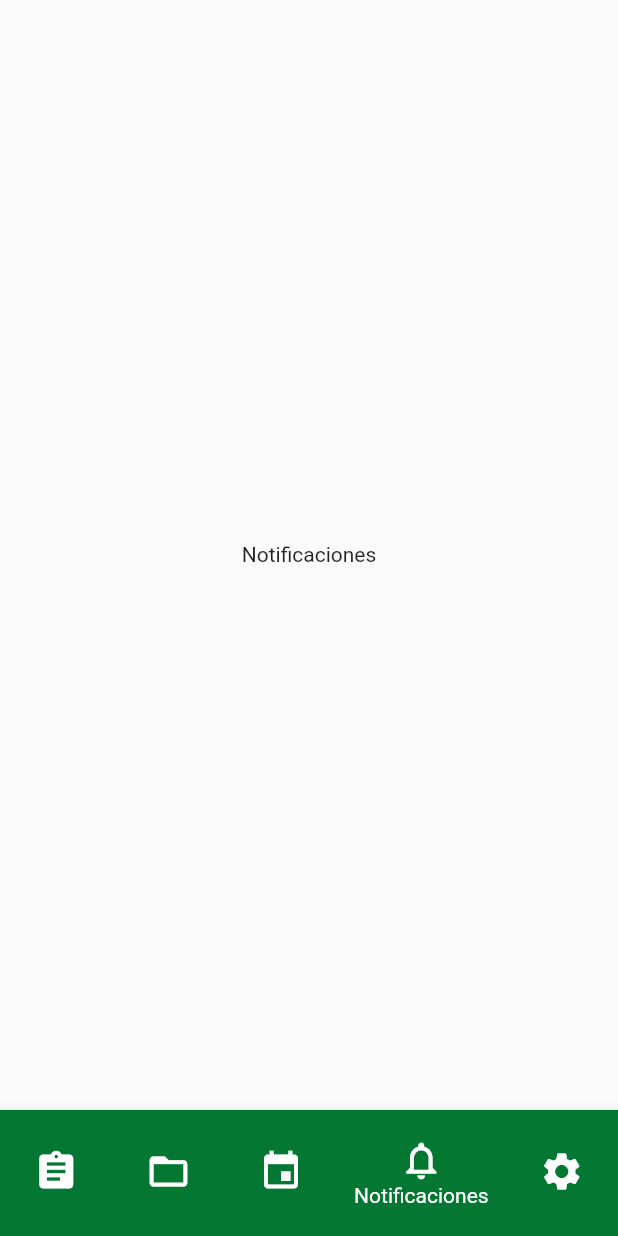
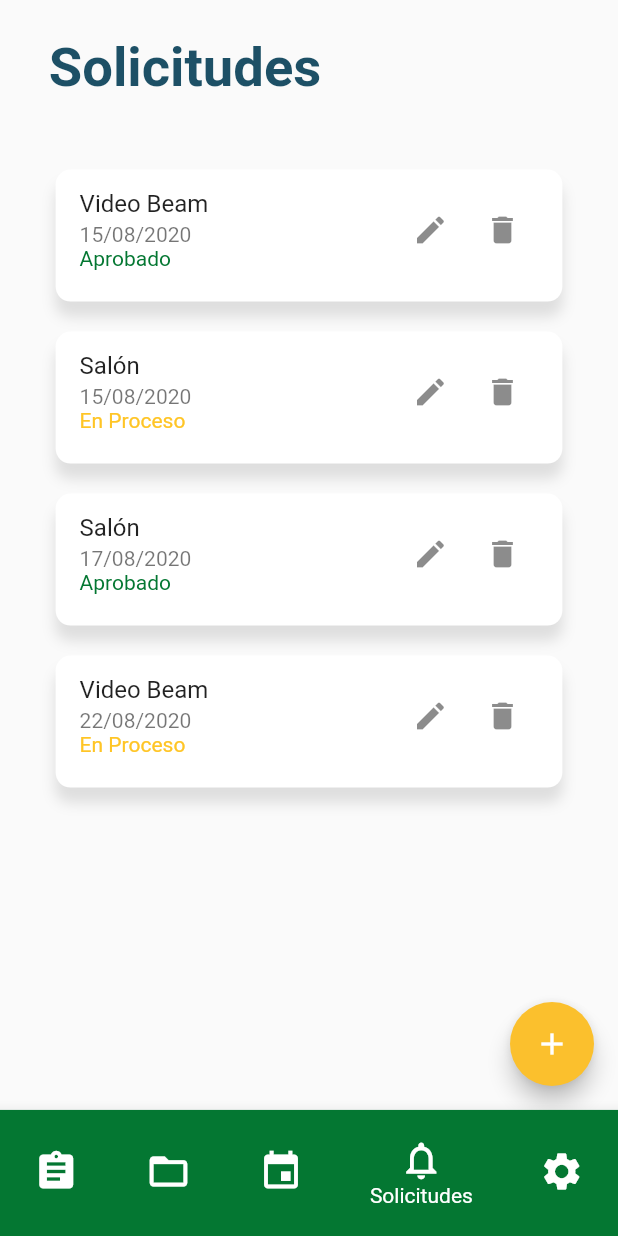
Before and after one commit to 3METS/UCABdemicsMobile, a Flutter app: the Navigation screen opened directly, item 4 of the bottom bar chosen, on a phone screen of 412 x 824 dp. Run offline on Flutter 3.47's test engine with Material 2 defaults, Android fonts, the phone set to English and light mode, and no system bars.

Commit message:
Agregando la pantalla de Solicitudes

```diff
--- a/ucabdemicsmobile/lib/Views/MainMenu/main_menu_page.dart
+++ b/ucabdemicsmobile/lib/Views/MainMenu/main_menu_page.dart
@@ -53,11 +53,12 @@ class _MainmenupageState extends State<Mainmenupage> {
   Widget build(BuildContext context) {
     return Scaffold(
       body: ListView(
+        padding: EdgeInsets.all(MediaQuery.of(context).size.width*0.02),
         children: <Widget>[
           ListTile(
             title: Text(
               'Planes de Clase',
-              textScaleFactor: 1.8,
+              textScaleFactor: MediaQuery.of(context).size.width*0.0055,
               style: TextStyle(
                 color: Color(0xFF1D5066),
                 fontWeight: FontWeight.bold
--- a/ucabdemicsmobile/lib/Views/NewTest/firststep.dart
+++ b/ucabdemicsmobile/lib/Views/NewTest/firststep.dart
@@ -39,7 +39,7 @@ class _FirstStepState extends State<FirstStep> {
       child: Column(
         children: <Widget>[
           Text("Información Básica", style: TextStyle(fontSize: 16.0,fontWeight: FontWeight.bold),),
-          SizedBox(height: 20.0,),
+          SizedBox(height: 25.0,),
           SingleChildScrollView(
             scrollDirection: Axis.vertical,
             child: Column(
--- a/ucabdemicsmobile/lib/Views/NewTest/newtest_page.dart
+++ b/ucabdemicsmobile/lib/Views/NewTest/newtest_page.dart
@@ -85,7 +85,7 @@ class _NewTestPageState extends State<NewTestPage> {
                   style: TextStyle(fontSize: 15.0, fontWeight: FontWeight.bold),
                 ),
               ),
-              SizedBox(width: 107,),
+              SizedBox(width: MediaQuery.of(context).size.width * 0.54,),
               FlatButton(
                 shape: RoundedRectangleBorder(borderRadius: BorderRadius.circular(15.0)),
                 color: myGreen[4],
--- /dev/null
+++ b/ucabdemicsmobile/lib/Views/Solicitude/solicitudeTile.dart
@@ -0,0 +1,50 @@
+import 'package:flutter/material.dart';
+import 'package:ucabdemicsmobile/sources/Constants/constats.dart';
+
+Text selectState(int option){
+  if( option == 1)
+    return Text('Aprobado', style: TextStyle(color: myGreen),);
+  else
+    return Text('En Proceso', style: TextStyle(color: myYellow[3]),);
+}
+
+Widget solicitude( String solicitudeTitle, String date, int state) {
+  return Container(
+    decoration: BoxDecoration(
+      color: Colors.white,
+      borderRadius: BorderRadius.only(
+        topLeft: Radius.circular(10),
+          topRight: Radius.circular(10),
+          bottomLeft: Radius.circular(10),
+          bottomRight: Radius.circular(10)
+      ),
+      boxShadow: [
+        BoxShadow(
+          color: Colors.grey.withOpacity(0.3),
+          spreadRadius: 0.001,
+          blurRadius: 7,
+          offset: Offset(0, 10), // changes position of shadow
+        ),
+      ],
+    ),
+    child: ListTile(
+      contentPadding: EdgeInsets.symmetric(horizontal: 16.0),
+      title: Text(solicitudeTitle),
+      subtitle: Column(
+        crossAxisAlignment: CrossAxisAlignment.start,
+        children: <Widget>[
+          Text(date),
+          selectState(state)
+        ],
+      ),
+      isThreeLine: true,
+      trailing: Row(
+        mainAxisSize: MainAxisSize.min,
+        children: <Widget>[
+          IconButton(icon: Icon(Icons.edit), onPressed: (){},),
+          IconButton(icon: Icon(Icons.delete), onPressed: (){},),
+        ],
+      ),
+    ),
+  );
+}
--- /dev/null
+++ b/ucabdemicsmobile/lib/Views/Solicitude/solicitude_page.dart
@@ -0,0 +1,59 @@
+import 'package:flutter/material.dart';
+import 'package:ucabdemicsmobile/Views/Solicitude/new_solicitude_page.dart';
+import 'package:ucabdemicsmobile/Views/Solicitude/solicitudeTile.dart';
+import 'package:ucabdemicsmobile/sources/Constants/constats.dart';
+
+class SolicitudePage extends StatefulWidget {
+  SolicitudePage({Key key}) : super(key: key);
+
+  @override
+  _SolicitudePageState createState() => _SolicitudePageState();
+}
+
+class _SolicitudePageState extends State<SolicitudePage> {
+  @override
+  Widget build(BuildContext context) {
+    return Scaffold(
+      body: ListView(
+        padding: EdgeInsets.all(MediaQuery.of(context).size.width*0.04),
+        children: <Widget>[
+          ListTile(
+            title: Text(
+              'Solicitudes',
+              textScaleFactor: MediaQuery.of(context).size.width*0.0055,
+              style: TextStyle(
+                color: Color(0xFF1D5066),
+                fontWeight: FontWeight.bold
+              ),
+            ),
+          ),
+          ListView(
+            padding: EdgeInsets.all(MediaQuery.of(context).size.width*0.05),
+            shrinkWrap: true,
+            children: <Widget>[
+              SizedBox(height: 20.0),
+              solicitude('Video Beam', '15/08/2020', 1),
+              SizedBox(height: 20.0),
+              solicitude('Salón', '15/08/2020', 2),
+              SizedBox(height: 20.0),
+              solicitude('Salón', '17/08/2020', 1),
+              SizedBox(height: 20.0),
+              solicitude('Video Beam', '22/08/2020', 2),
+              SizedBox(height: 20.0),
+            ],
+          )
+        ],
+      ),
+      floatingActionButton: FloatingActionButton(
+        child: Icon(Icons.add),
+        onPressed: (){
+          final route = MaterialPageRoute(
+                builder: ( context ) => NewSolicitudePage()
+              );
+              Navigator.push(context, route);
+        },
+        backgroundColor: Colors.yellow[700],
+      ),
+    );
+  }
+}
--- a/ucabdemicsmobile/lib/main.dart
+++ b/ucabdemicsmobile/lib/main.dart
@@ -1,7 +1,6 @@
 import 'package:flutter/material.dart';
 
 import 'package:ucabdemicsmobile/Views/Login/login_page.dart';
-//import 'Views/Login/login_page.dart';
 import 'sources/Components/navigation_bar.dart';
 
 void main() => runApp(MyApp());
--- a/ucabdemicsmobile/lib/sources/Components/navigation_bar.dart
+++ b/ucabdemicsmobile/lib/sources/Components/navigation_bar.dart
@@ -1,4 +1,5 @@
 import 'package:flutter/material.dart';
+import '../../Views/Solicitude/solicitude_page.dart';
 import '../Constants/constats.dart';
 import '../../Views/class_plan/class_plan.dart';
 import '../../Views/MainMenu/main_menu_page.dart';
@@ -17,7 +18,7 @@ class _NavigationState extends State<Navigation> {
     Mainmenupage(),
     Center(child: Text('Seguimiento')),
     Center(child: Text('Horario')),
-    Center(child: Text('Notificaciones')),
+    SolicitudePage(),
     SettingPage()
   ];
 
@@ -55,7 +56,7 @@ class _NavigationState extends State<Navigation> {
               ),
             BottomNavigationBarItem(
               icon: Icon(Icons.notifications_none),
-              title: Text('Notificaciones'),
+              title: Text('Solicitudes'),
               backgroundColor: myGreen,
               ),
             BottomNavigationBarItem(
--- a/ucabdemicsmobile/pubspec.yaml
+++ b/ucabdemicsmobile/pubspec.yaml
@@ -19,6 +19,8 @@ environment:
 dependencies:
   flutter:
     sdk: flutter
+
+  http: ^0.12.0+2
 
   # The following adds the Cupertino Icons font to your application.
   # Use with the CupertinoIcons class for iOS style icons.
```
Also changed, not shown: ucabdemicsmobile/lib/Views/Solicitude/new_solicitude_page.dart (added, +43 -0 lines), ucabdemicsmobile/lib/Views/subject/subject_page.dart (+55 -1 lines), ucabdemicsmobile/pubspec.lock.
